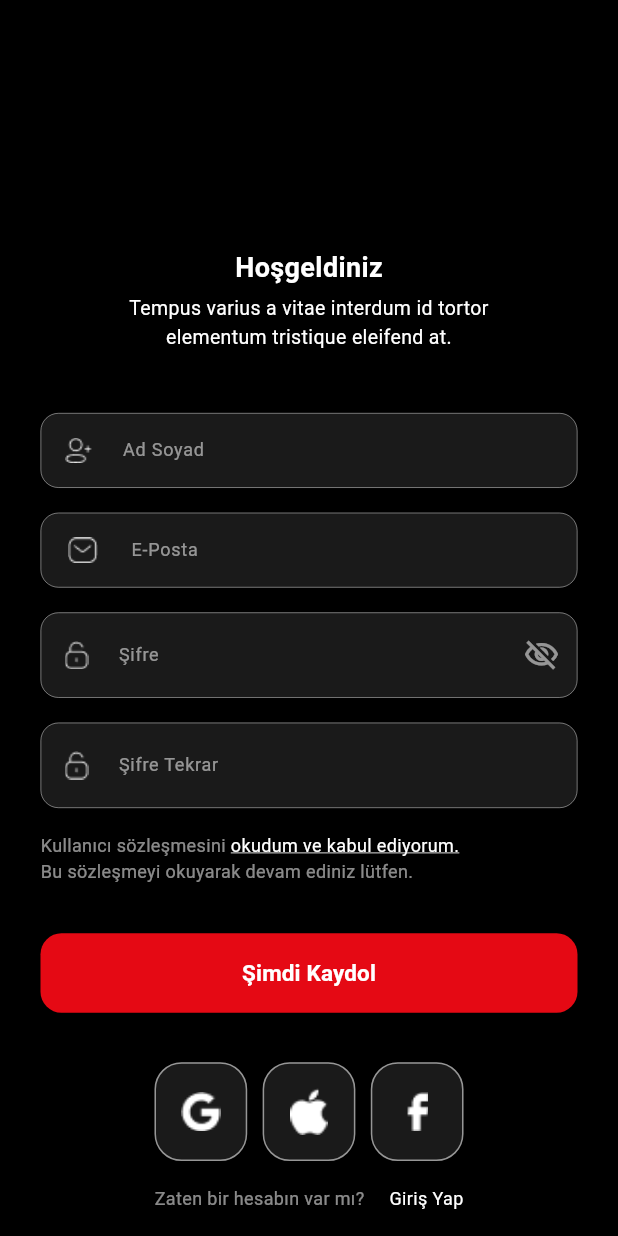
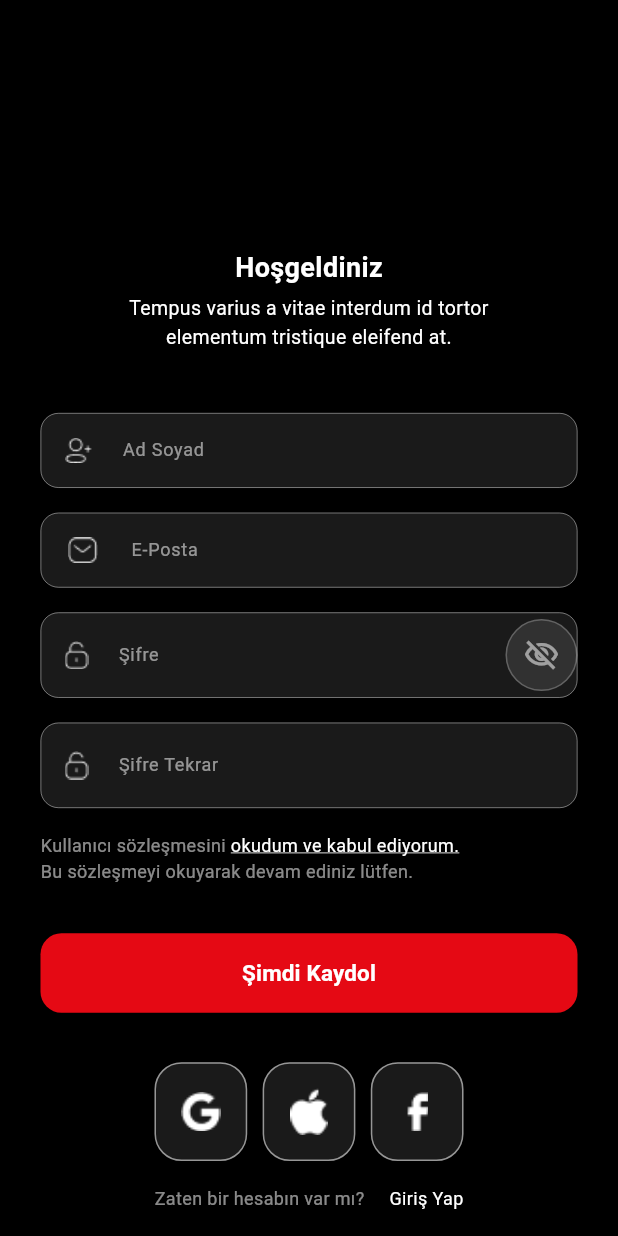
Before and after one commit to mustafatmaca/nodelabs_movie, a Flutter app: the screen it shows after launch, after a tap on "Kayıt Ol", on a phone screen of 412 x 824 dp. Run offline on Flutter 3.47's test engine with Material 3 defaults, Android fonts, the light colour scheme and no system bars; our stand-ins replace bloc, cached_network_image, dio, equatable, flutter_bloc, flutter_secure_storage and 3 more; generated files the repository leaves out were written again; network calls fail.

Commit message:
password visibility state management

```diff
--- a/lib/injection_container.dart
+++ b/lib/injection_container.dart
@@ -16,6 +16,7 @@ import 'package:nodelabs_movie/presentation/blocs/bottom_navigation/bottom_navig
 import 'package:nodelabs_movie/presentation/blocs/favorite_movies/favorite_movies_bloc.dart';
 import 'package:nodelabs_movie/presentation/blocs/get_movies/get_movies_bloc.dart';
 import 'package:nodelabs_movie/presentation/blocs/login/login_bloc.dart';
+import 'package:nodelabs_movie/presentation/blocs/password_visibility/password_visibility_bloc.dart';
 import 'package:nodelabs_movie/presentation/blocs/register/register_bloc.dart';
 import 'package:nodelabs_movie/presentation/blocs/upload_photo/upload_photo_bloc.dart';
 
@@ -44,6 +45,8 @@ Future<void> initializeDependencies() async {
 
   getIt.registerSingleton(GetMoviesUseCase(getIt()));
 
+  getIt.registerFactory<PasswordVisibilityBloc>(() => PasswordVisibilityBloc());
+
   getIt.registerFactory<LoginBloc>(() => LoginBloc(getIt()));
 
   getIt.registerFactory<RegisterBloc>(() => RegisterBloc(getIt()));
--- a/lib/main.dart
+++ b/lib/main.dart
@@ -4,6 +4,7 @@ import 'package:nodelabs_movie/config/theme/app_theme.dart';
 import 'package:nodelabs_movie/injection_container.dart';
 import 'package:nodelabs_movie/presentation/blocs/get_movies/get_movies_bloc.dart';
 import 'package:nodelabs_movie/presentation/blocs/login/login_bloc.dart';
+import 'package:nodelabs_movie/presentation/blocs/password_visibility/password_visibility_bloc.dart';
 import 'package:nodelabs_movie/presentation/blocs/upload_photo/upload_photo_bloc.dart';
 import 'package:nodelabs_movie/presentation/pages/login_screen.dart';
 
@@ -27,7 +28,10 @@ Future<void> main() async {
         debugShowCheckedModeBanner: false,
         title: 'Nodelabs Movie',
         theme: AppTheme.theme,
-        home: LoginScreen(),
+        home: BlocProvider<PasswordVisibilityBloc>(
+          create: (context) => getIt(),
+          child: LoginScreen(),
+        ),
       ),
     ),
   );
--- /dev/null
+++ b/lib/presentation/blocs/password_visibility/password_visibility_bloc.dart
@@ -0,0 +1,12 @@
+import 'package:bloc/bloc.dart';
+import 'package:nodelabs_movie/presentation/blocs/password_visibility/password_visibility_event.dart';
+import 'package:nodelabs_movie/presentation/blocs/password_visibility/password_visibility_state.dart';
+
+class PasswordVisibilityBloc
+    extends Bloc<PasswordVisibilityEvent, PasswordVisibilityState> {
+  PasswordVisibilityBloc() : super(const PasswordVisibility(false)) {
+    on<TogglePasswordVisibility>((event, emit) {
+      emit(PasswordVisibility(!state.isVisible));
+    });
+  }
+}
--- /dev/null
+++ b/lib/presentation/blocs/password_visibility/password_visibility_event.dart
@@ -0,0 +1,8 @@
+import 'package:equatable/equatable.dart';
+
+abstract class PasswordVisibilityEvent extends Equatable {
+  @override
+  List<Object> get props => [];
+}
+
+class TogglePasswordVisibility extends PasswordVisibilityEvent {}
--- /dev/null
+++ b/lib/presentation/blocs/password_visibility/password_visibility_state.dart
@@ -0,0 +1,17 @@
+import 'package:equatable/equatable.dart';
+
+abstract class PasswordVisibilityState extends Equatable {
+  final bool isVisible;
+
+  const PasswordVisibilityState({required this.isVisible});
+
+  @override
+  List<Object> get props => [];
+}
+
+final class PasswordVisibility extends PasswordVisibilityState {
+  const PasswordVisibility(bool isVisible) : super(isVisible: isVisible);
+
+  @override
+  List<Object> get props => [isVisible];
+}
--- a/lib/presentation/pages/home_screen.dart
+++ b/lib/presentation/pages/home_screen.dart
@@ -1,3 +1,5 @@
+// ignore_for_file: must_be_immutable
+
 import 'package:flutter/material.dart';
 import 'package:flutter_bloc/flutter_bloc.dart';
 import 'package:nodelabs_movie/config/theme/app_color.dart';
--- a/lib/presentation/pages/login_screen.dart
+++ b/lib/presentation/pages/login_screen.dart
@@ -7,6 +7,9 @@ import 'package:nodelabs_movie/presentation/blocs/bottom_navigation/bottom_navig
 import 'package:nodelabs_movie/presentation/blocs/login/login_bloc.dart';
 import 'package:nodelabs_movie/presentation/blocs/login/login_event.dart';
 import 'package:nodelabs_movie/presentation/blocs/login/login_state.dart';
+import 'package:nodelabs_movie/presentation/blocs/password_visibility/password_visibility_bloc.dart';
+import 'package:nodelabs_movie/presentation/blocs/password_visibility/password_visibility_event.dart';
+import 'package:nodelabs_movie/presentation/blocs/password_visibility/password_visibility_state.dart';
 import 'package:nodelabs_movie/presentation/blocs/register/register_bloc.dart';
 import 'package:nodelabs_movie/presentation/pages/main_screen.dart';
 import 'package:nodelabs_movie/presentation/pages/register_screen.dart';
@@ -28,7 +31,10 @@ class LoginScreen extends StatelessWidget {
             height: MediaQuery.of(context).size.height,
             child: Form(
               key: _formKey,
-              child: Column(
+              child:
+                  BlocBuilder<PasswordVisibilityBloc, PasswordVisibilityState>(
+                builder: (context, state) {
+                  return Column(
                     mainAxisAlignment: MainAxisAlignment.end,
                     crossAxisAlignment: CrossAxisAlignment.start,
                     children: [
@@ -40,7 +46,8 @@ class LoginScreen extends StatelessWidget {
                               Text('Merhabalar',
                                   style: AppTheme.theme.textTheme.displaySmall),
                               SizedBox(
-                            height: MediaQuery.of(context).size.height * 0.005,
+                                height:
+                                    MediaQuery.of(context).size.height * 0.005,
                               ),
                               Text(
                                   'Tempus varius a vitae interdum id tortor elementum tristique eleifend at.',
@@ -55,6 +62,7 @@ class LoginScreen extends StatelessWidget {
                       ),
                       TextFormField(
                         controller: _emailController,
+                        keyboardType: TextInputType.emailAddress,
                         style: AppTheme.theme.textTheme.labelMedium,
                         decoration: InputDecoration(
                           prefixIcon: Image.asset('assets/icons/message.png'),
@@ -73,21 +81,30 @@ class LoginScreen extends StatelessWidget {
                           }
                           return null;
                         },
-                    onSaved: (newValue) => _emailController.text = newValue!,
+                        onSaved: (newValue) =>
+                            _emailController.text = newValue!,
                       ),
                       SizedBox(
                         height: MediaQuery.of(context).size.height * 0.02,
                       ),
                       TextFormField(
                         controller: _passwordController,
-                    obscureText: true,
+                        keyboardType: TextInputType.visiblePassword,
+                        obscureText: !state.isVisible,
                         style: AppTheme.theme.textTheme.labelMedium,
                         decoration: InputDecoration(
                           prefixIcon: Image.asset('assets/icons/unlock.png'),
-                      suffixIcon: const Icon(
-                        Icons.visibility_off_outlined,
-                        color: AppColor.labelTwo,
-                      ),
+                          suffixIcon: IconButton(
+                              onPressed: () {
+                                context
+                                    .read<PasswordVisibilityBloc>()
+                                    .add(TogglePasswordVisibility());
+                              },
+                              icon: state.isVisible
+                                  ? Icon(Icons.visibility_outlined,
+                                      color: AppColor.labelTwo)
+                                  : const Icon(Icons.visibility_off_outlined,
+                                      color: AppColor.labelTwo)),
                           label: const Text(
                             'Şifre',
                           ),
@@ -98,7 +115,8 @@ class LoginScreen extends StatelessWidget {
                           }
                           return null;
                         },
-                    onSaved: (newValue) => _passwordController.text = newValue!,
+                        onSaved: (newValue) =>
+                            _passwordController.text = newValue!,
                       ),
                       SizedBox(
                         height: MediaQuery.of(context).size.height * 0.01,
@@ -137,7 +155,8 @@ class LoginScreen extends StatelessWidget {
                               if (state is LoginFailed) {
                                 ScaffoldMessenger.of(context).showSnackBar(
                                   SnackBar(
-                                content: Text(state.error!.response!.statusCode
+                                    content: Text(state
+                                        .error!.response!.statusCode
                                         .toString()),
                                   ),
                                 );
@@ -175,7 +194,8 @@ class LoginScreen extends StatelessWidget {
                             children: [
                               SocialButton(iconName: 'assets/icons/google.png'),
                               SocialButton(iconName: 'assets/icons/apple.png'),
-                          SocialButton(iconName: 'assets/icons/facebook.png'),
+                              SocialButton(
+                                  iconName: 'assets/icons/facebook.png'),
                             ],
                           ),
                         ),
@@ -202,7 +222,11 @@ class LoginScreen extends StatelessWidget {
                                         builder: (context) =>
                                             BlocProvider<RegisterBloc>(
                                           create: (context) => getIt(),
+                                          child: BlocProvider<
+                                              PasswordVisibilityBloc>(
+                                            create: (context) => getIt(),
                                             child: RegisterScreen(),
+                                          ),
                                         ),
                                       ));
                                 },
@@ -220,6 +244,8 @@ class LoginScreen extends StatelessWidget {
                         height: MediaQuery.of(context).size.height * 0.02,
                       ),
                     ],
+                  );
+                },
               ),
             ),
           ),
--- a/lib/presentation/pages/register_screen.dart
+++ b/lib/presentation/pages/register_screen.dart
@@ -4,6 +4,9 @@ import 'package:nodelabs_movie/config/theme/app_color.dart';
 import 'package:nodelabs_movie/config/theme/app_theme.dart';
 import 'package:nodelabs_movie/injection_container.dart';
 import 'package:nodelabs_movie/presentation/blocs/bottom_navigation/bottom_navigation_bloc.dart';
+import 'package:nodelabs_movie/presentation/blocs/password_visibility/password_visibility_bloc.dart';
+import 'package:nodelabs_movie/presentation/blocs/password_visibility/password_visibility_event.dart';
+import 'package:nodelabs_movie/presentation/blocs/password_visibility/password_visibility_state.dart';
 import 'package:nodelabs_movie/presentation/blocs/register/register_bloc.dart';
 import 'package:nodelabs_movie/presentation/blocs/register/register_event.dart';
 import 'package:nodelabs_movie/presentation/blocs/register/register_state.dart';
@@ -29,7 +32,10 @@ class RegisterScreen extends StatelessWidget {
             height: MediaQuery.of(context).size.height,
             child: Form(
               key: _formKey,
-              child: Column(
+              child:
+                  BlocBuilder<PasswordVisibilityBloc, PasswordVisibilityState>(
+                builder: (context, state) {
+                  return Column(
                     crossAxisAlignment: CrossAxisAlignment.start,
                     mainAxisAlignment: MainAxisAlignment.end,
                     children: [
@@ -43,7 +49,8 @@ class RegisterScreen extends StatelessWidget {
                                 style: AppTheme.theme.textTheme.displaySmall,
                               ),
                               SizedBox(
-                            height: MediaQuery.of(context).size.height * 0.005,
+                                height:
+                                    MediaQuery.of(context).size.height * 0.005,
                               ),
                               Text(
                                 'Tempus varius a vitae interdum id tortor elementum tristique eleifend at.',
@@ -59,6 +66,7 @@ class RegisterScreen extends StatelessWidget {
                       ),
                       TextFormField(
                         controller: _nameController,
+                        keyboardType: TextInputType.name,
                         style: AppTheme.theme.textTheme.labelMedium,
                         decoration: InputDecoration(
                           prefixIcon: Image.asset('assets/icons/add_user.png'),
@@ -79,6 +87,7 @@ class RegisterScreen extends StatelessWidget {
                       ),
                       TextFormField(
                         controller: _emailController,
+                        keyboardType: TextInputType.emailAddress,
                         style: AppTheme.theme.textTheme.labelMedium,
                         decoration: InputDecoration(
                           prefixIcon: Image.asset('assets/icons/message.png'),
@@ -97,21 +106,34 @@ class RegisterScreen extends StatelessWidget {
                           }
                           return null;
                         },
-                    onSaved: (newValue) => _emailController.text = newValue!,
+                        onSaved: (newValue) =>
+                            _emailController.text = newValue!,
                       ),
                       SizedBox(
                         height: MediaQuery.of(context).size.height * 0.02,
                       ),
                       TextFormField(
                         controller: _passwordController,
+                        keyboardType: TextInputType.visiblePassword,
                         style: AppTheme.theme.textTheme.labelMedium,
-                    obscureText: true,
+                        obscureText: !state.isVisible,
                         decoration: InputDecoration(
                           prefixIcon: Image.asset('assets/icons/unlock.png'),
-                      suffixIcon: const Icon(
+                          suffixIcon: IconButton(
+                              onPressed: () {
+                                context
+                                    .read<PasswordVisibilityBloc>()
+                                    .add(TogglePasswordVisibility());
+                              },
+                              icon: state.isVisible
+                                  ? const Icon(
+                                      Icons.visibility_outlined,
+                                      color: AppColor.labelTwo,
+                                    )
+                                  : const Icon(
                                       Icons.visibility_off_outlined,
                                       color: AppColor.labelTwo,
-                      ),
+                                    )),
                           label: const Text(
                             'Şifre',
                           ),
@@ -122,15 +144,17 @@ class RegisterScreen extends StatelessWidget {
                           }
                           return null;
                         },
-                    onSaved: (newValue) => _passwordController.text = newValue!,
+                        onSaved: (newValue) =>
+                            _passwordController.text = newValue!,
                       ),
                       SizedBox(
                         height: MediaQuery.of(context).size.height * 0.02,
                       ),
                       TextFormField(
                         controller: _passwordCheckController,
+                        keyboardType: TextInputType.visiblePassword,
                         style: AppTheme.theme.textTheme.labelMedium,
-                    obscureText: true,
+                        obscureText: !state.isVisible,
                         decoration: InputDecoration(
                           prefixIcon: Image.asset('assets/icons/unlock.png'),
                           label: const Text(
@@ -155,7 +179,8 @@ class RegisterScreen extends StatelessWidget {
                             child: Wrap(
                               children: [
                                 Text('Kullanıcı sözleşmesini ',
-                                style: AppTheme.theme.textTheme.labelMedium),
+                                    style:
+                                        AppTheme.theme.textTheme.labelMedium),
                                 InkWell(
                                   onTap: () {},
                                   child: Text(
@@ -164,8 +189,10 @@ class RegisterScreen extends StatelessWidget {
                                     textAlign: TextAlign.start,
                                   ),
                                 ),
-                            Text('Bu sözleşmeyi okuyarak devam ediniz lütfen.',
-                                style: AppTheme.theme.textTheme.labelMedium),
+                                Text(
+                                    'Bu sözleşmeyi okuyarak devam ediniz lütfen.',
+                                    style:
+                                        AppTheme.theme.textTheme.labelMedium),
                               ],
                             ),
                           )
@@ -197,7 +224,8 @@ class RegisterScreen extends StatelessWidget {
                               if (state is RegisterFailed) {
                                 ScaffoldMessenger.of(context).showSnackBar(
                                   SnackBar(
-                                content: Text(state.error!.response!.statusCode
+                                    content: Text(state
+                                        .error!.response!.statusCode
                                         .toString()),
                                   ),
                                 );
@@ -246,7 +274,8 @@ class RegisterScreen extends StatelessWidget {
                             children: [
                               SocialButton(iconName: 'assets/icons/google.png'),
                               SocialButton(iconName: 'assets/icons/apple.png'),
-                          SocialButton(iconName: 'assets/icons/facebook.png'),
+                              SocialButton(
+                                  iconName: 'assets/icons/facebook.png'),
                             ],
                           ),
                         ),
@@ -283,6 +312,8 @@ class RegisterScreen extends StatelessWidget {
                         height: MediaQuery.of(context).size.height * 0.02,
                       ),
                     ],
+                  );
+                },
               ),
             ),
           ),
```
Lines whose indentation alone changed are shown as unchanged.
